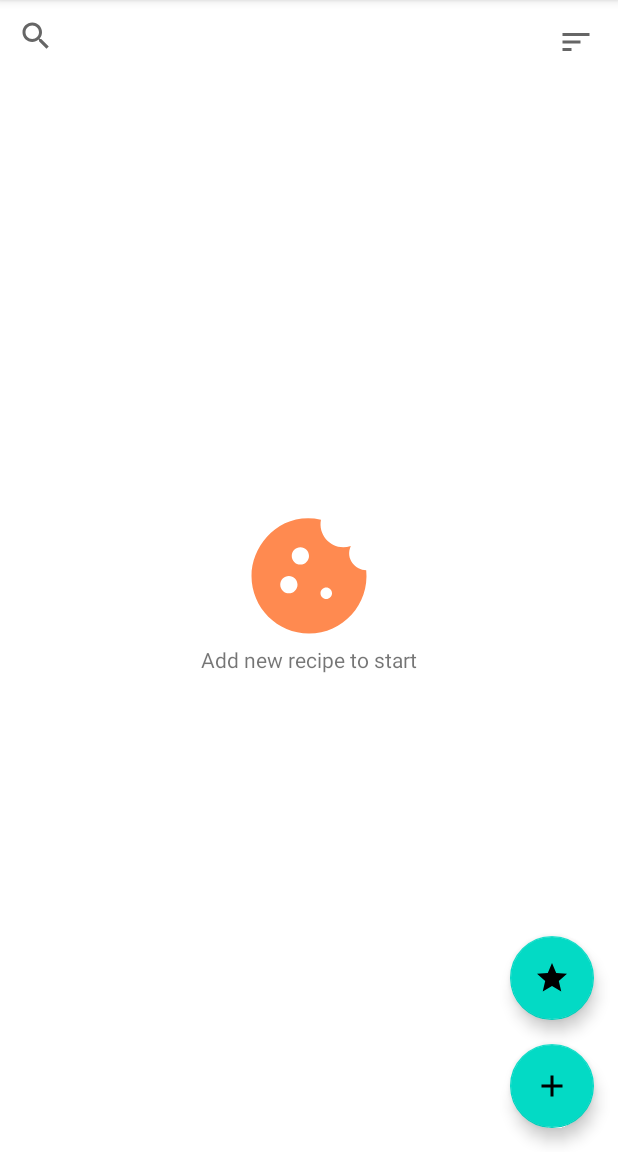
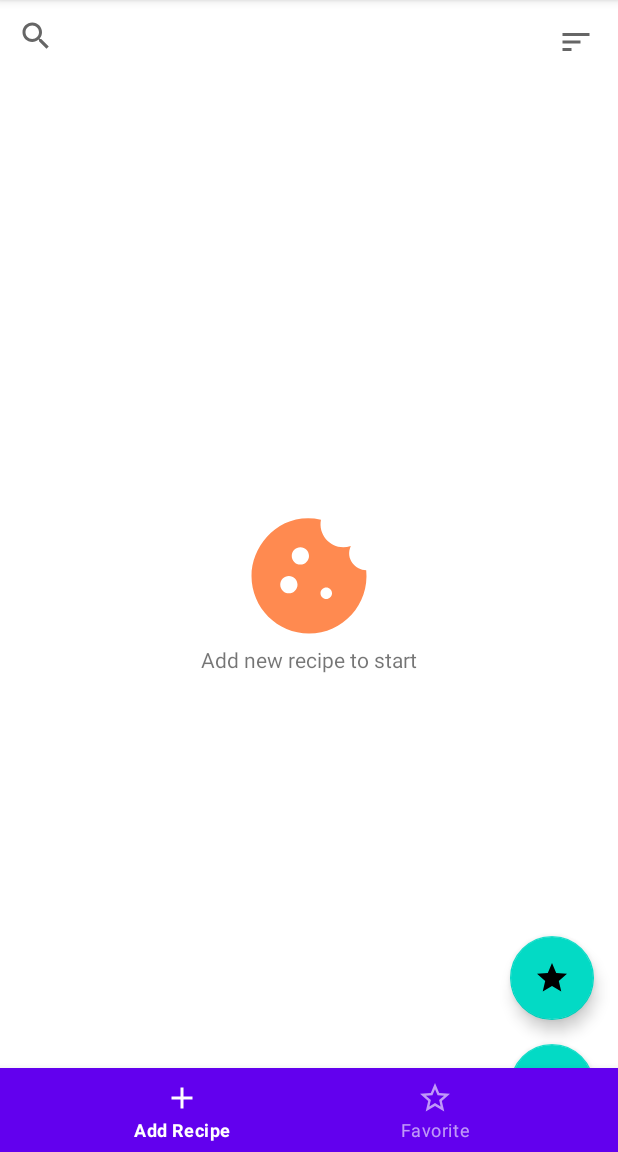
Before and after one commit to RusMats/homework-diploma, an Android app: the screen it shows after launch (AppActivity), on a phone screen of 412 x 824 dp, the part 84-1236 px from its top. Run offline under Robolectric (Android 15) with nearby library versions, the phone set to English and light mode, and no system bars; our stand-ins replace Room's generated code.

Commit message:
add bottom menu

```diff
--- a/app/src/main/java/ru/netology/myapplication/data/RecipeRepository.kt
+++ b/app/src/main/java/ru/netology/myapplication/data/RecipeRepository.kt
@@ -12,11 +12,12 @@ interface RecipeRepository {
 
     fun delete(recipeId: Long)
 
-    fun save(recipe: Recipe)
+    fun save(recipe: Recipe):Long
 
     fun getRecipes(): LiveData<List<Recipe>>
 
     companion object {
         const val NEW_RECIPE_ID = 0L
+        const val OLD_RECIPE_ID = -1L
     }
 }
--- a/app/src/main/java/ru/netology/myapplication/data/RecipeRepositoryImpl.kt
+++ b/app/src/main/java/ru/netology/myapplication/data/RecipeRepositoryImpl.kt
@@ -22,7 +22,10 @@ class RecipeRepositoryImpl(
 
     override fun save(recipe: Recipe) =
         if (recipe.recipeId == RecipeRepository.NEW_RECIPE_ID) dao.insert(recipe.toEntity())
-        else dao.updateById(recipe.recipeId, recipe.title, recipe.author, recipe.category)
+        else {
+            dao.updateById(recipe.recipeId, recipe.title, recipe.author, recipe.category)
+            recipe.recipeId
+    }
 
     override fun like(recipeId: Long) {
         dao.likeById(recipeId)
--- a/app/src/main/java/ru/netology/myapplication/db/RecipeDao.kt
+++ b/app/src/main/java/ru/netology/myapplication/db/RecipeDao.kt
@@ -10,7 +10,10 @@ interface RecipeDao {
     fun getRecipes(): LiveData<List<RecipeEntity>>
 
     @Insert(onConflict = OnConflictStrategy.REPLACE)
-    fun insert(recipe: RecipeEntity)
+    fun insert(recipe: RecipeEntity):Long
+
+    @Insert(onConflict = OnConflictStrategy.REPLACE)
+    fun insertRecipeWithSteps(recipe: RecipeEntity, steps: List<StepEntity>)
 
     @Query(
         """UPDATE recipes SET
--- a/app/src/main/java/ru/netology/myapplication/ui/main/FeedFragment.kt
+++ b/app/src/main/java/ru/netology/myapplication/ui/main/FeedFragment.kt
@@ -11,6 +11,7 @@ import androidx.fragment.app.setFragmentResultListener
 import androidx.fragment.app.viewModels
 import androidx.navigation.fragment.findNavController
 import androidx.recyclerview.widget.ItemTouchHelper
+import com.google.android.material.bottomnavigation.BottomNavigationView
 import com.google.android.material.chip.Chip
 import ru.netology.myapplication.adapter.RecipeAdapter
 import ru.netology.myapplication.databinding.FeedFragmentBinding
@@ -81,6 +82,7 @@ class FeedFragment : Fragment() {
             }
             // endregion setDummyOnScreen
 
+
             binding.fabFav.setOnClickListener {
                 if (FAB_STATE) {
                     val favorites = recipes.filter {
--- a/app/src/main/res/layout/feed_fragment.xml
+++ b/app/src/main/res/layout/feed_fragment.xml
@@ -6,6 +6,19 @@
     android:layout_width="match_parent"
     android:layout_height="match_parent"
     tools:context=".ui.main.FeedFragment">
+
+
+
+    <com.google.android.material.bottomnavigation.BottomNavigationView
+        android:id="@+id/navigation"
+        style="@style/Widget.MaterialComponents.BottomNavigationView.Colored"
+        android:layout_width="0dp"
+        android:layout_height="wrap_content"
+        app:layout_constraintBottom_toBottomOf="parent"
+        app:layout_constraintHorizontal_bias="0.0"
+        app:layout_constraintLeft_toLeftOf="parent"
+        app:layout_constraintRight_toRightOf="parent"
+        app:menu="@menu/bottom_navigation_menu" />
 
     <androidx.constraintlayout.utils.widget.ImageFilterView
         android:id="@+id/dummyImage"
--- /dev/null
+++ b/app/src/main/res/menu/bottom_navigation_menu.xml
@@ -0,0 +1,13 @@
+<?xml version="1.0" encoding="utf-8"?>
+<menu xmlns:android="http://schemas.android.com/apk/res/android">
+    <item
+        android:id="@+id/add_recipe"
+        android:enabled="true"
+        android:icon="@drawable/ic_baseline_add_24dp"
+        android:title="@string/add_recipe"/>
+    <item
+        android:id="@+id/favorite"
+        android:enabled="true"
+        android:icon="@drawable/ic_baseline_star_border_24dp"
+        android:title="@string/favorite"/>
+</menu>
--- a/app/src/main/res/values/strings.xml
+++ b/app/src/main/res/values/strings.xml
@@ -15,4 +15,6 @@
     <string name="enter_title">Enter Title</string>
     <string name="save">Save</string>
     <string name="close">Close</string>
+    <string name="favorite">Favorite</string>
+    <string name="add_recipe">Add Recipe</string>
 </resources>
```
Also changed, not shown: app/src/main/java/ru/netology/myapplication/ui/main/RecipeEditFragment.kt (+13 -6 lines), app/src/main/java/ru/netology/myapplication/view_model/MainViewModel.kt (+15 -0 lines).
